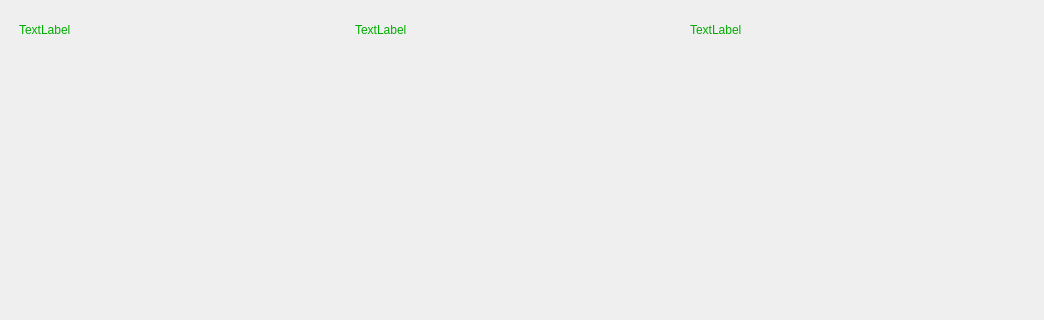
This is mainwindow.ui in Abdo-Essa-1/TicTacToe_Using_Qt as Qt 5 draws it before an edit; both pictures show x 0 to 1044 and y 0 to 320 of the 1044 by 700 pixel window. The edited form follows.
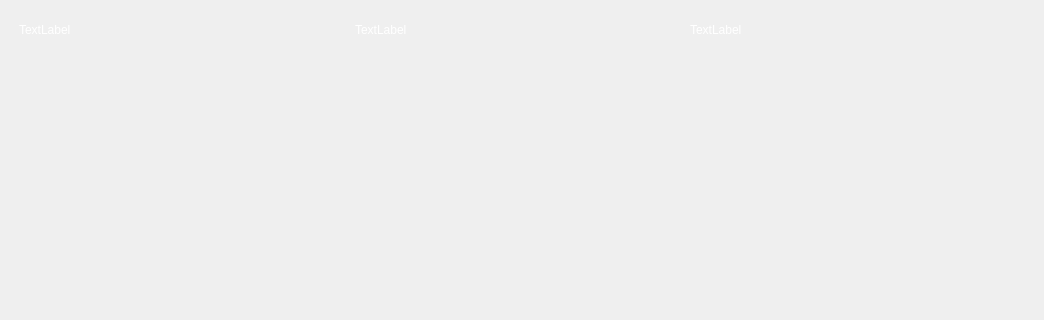
This is the edited form. The open tabs and pages were chosen to show the change. Icons and pictures are not drawn.

Patch:
```diff
--- a/mainwindow.ui
+++ b/mainwindow.ui
@@ -2719,8 +2719,8 @@
          <item>
           <widget class="QLabel" name="GameNumber">
            <property name="styleSheet">
-            <string notr="true">font: 700 18pt &quot;Segoe UI&quot;;
-color: rgb(0, 170, 0);
+            <string notr="true">color: rgb(255, 255, 255);
+font: 12pt &quot;Doctor Glitch&quot;;
 image: url(:/rec/img/Game itsself/transparent.png);</string>
            </property>
            <property name="text">
@@ -2731,8 +2731,8 @@
          <item>
           <widget class="QLabel" name="GameStatus">
            <property name="styleSheet">
-            <string notr="true">font: 700 18pt &quot;Segoe UI&quot;;
-color: rgb(0, 170, 0);
+            <string notr="true">color: rgb(255, 255, 255);
+font: 12pt &quot;Doctor Glitch&quot;;
 image: url(:/rec/img/Game itsself/transparent.png);</string>
            </property>
            <property name="text">
@@ -2743,8 +2743,8 @@
          <item>
           <widget class="QLabel" name="GameOpponent">
            <property name="styleSheet">
-            <string notr="true">font: 700 18pt &quot;Segoe UI&quot;;
-color: rgb(0, 170, 0);
+            <string notr="true">color: rgb(255, 255, 255);
+font: 12pt &quot;Doctor Glitch&quot;;
 image: url(:/rec/img/Game itsself/transparent.png);</string>
            </property>
            <property name="text">
```
Left out of the diff: 6 changed lines with no effect on the pictures.
